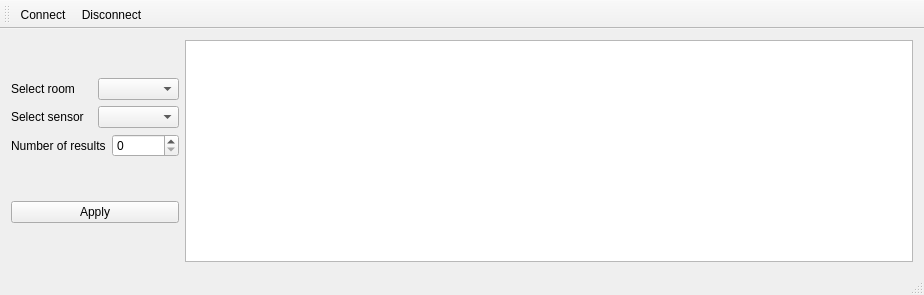
Above: Software/Qt/mainwindow.ui from albert828/Bazy-Danych before the change. Below: the same form after it.
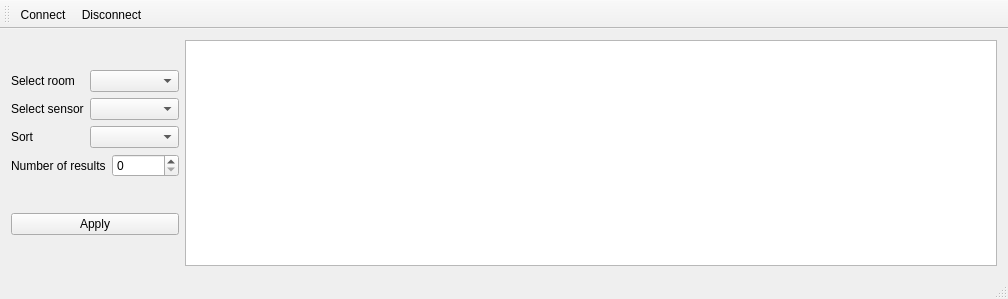
That is the form after the change.

Commit message: Add sorting results

Patch:
```diff
--- a/Software/Qt/mainwindow.ui
+++ b/Software/Qt/mainwindow.ui
@@ -6,43 +6,37 @@
    <rect>
     <x>0</x>
     <y>0</y>
-    <width>924</width>
-    <height>295</height>
+    <width>1008</width>
+    <height>299</height>
    </rect>
   </property>
   <property name="windowTitle">
    <string>MainWindow</string>
   </property>
   <widget class="QWidget" name="centralWidget">
-   <layout class="QGridLayout" name="gridLayout">
+   <layout class="QGridLayout" name="gridLayout_2">
     <item row="0" column="0">
-     <layout class="QVBoxLayout" name="verticalLayout_2">
-      <item>
        <layout class="QVBoxLayout" name="verticalLayout">
         <item>
-         <layout class="QHBoxLayout" name="horizontalLayout">
-          <item>
+       <layout class="QGridLayout" name="gridLayout">
+        <item row="0" column="0">
            <widget class="QLabel" name="label">
             <property name="text">
              <string>Select room</string>
             </property>
            </widget>
           </item>
-          <item>
+        <item row="0" column="1" colspan="2">
            <widget class="QComboBox" name="comboBox"/>
           </item>
-         </layout>
-        </item>
-        <item>
-         <layout class="QHBoxLayout" name="horizontalLayout_2">
-          <item>
+        <item row="1" column="0">
            <widget class="QLabel" name="label_2">
             <property name="text">
              <string>Select sensor</string>
             </property>
            </widget>
           </item>
-          <item>
+        <item row="1" column="1" colspan="2">
            <widget class="QComboBox" name="comboBox_2">
             <property name="sizePolicy">
              <sizepolicy hsizetype="Minimum" vsizetype="Fixed">
@@ -55,18 +49,24 @@
             </property>
            </widget>
           </item>
-         </layout>
+        <item row="2" column="0">
+         <widget class="QLabel" name="label_4">
+          <property name="text">
+           <string>Sort</string>
+          </property>
+         </widget>
         </item>
-        <item>
-         <layout class="QHBoxLayout" name="horizontalLayout_3">
-          <item>
+        <item row="2" column="1" colspan="2">
+         <widget class="QComboBox" name="comboBox_3"/>
+        </item>
+        <item row="3" column="0" colspan="2">
            <widget class="QLabel" name="label_3">
             <property name="text">
              <string>Number of results</string>
             </property>
            </widget>
           </item>
-          <item>
+        <item row="3" column="2">
            <widget class="QSpinBox" name="spinBox">
             <property name="minimum">
              <number>0</number>
@@ -81,8 +81,6 @@
           </item>
          </layout>
         </item>
-       </layout>
-      </item>
       <item>
        <widget class="QPushButton" name="pushButton">
         <property name="text">
```
Left out of the diff: 2 changed lines with no effect on the pictures. Lines whose indentation alone changed are shown as unchanged. The commit also changes 2 other files.
